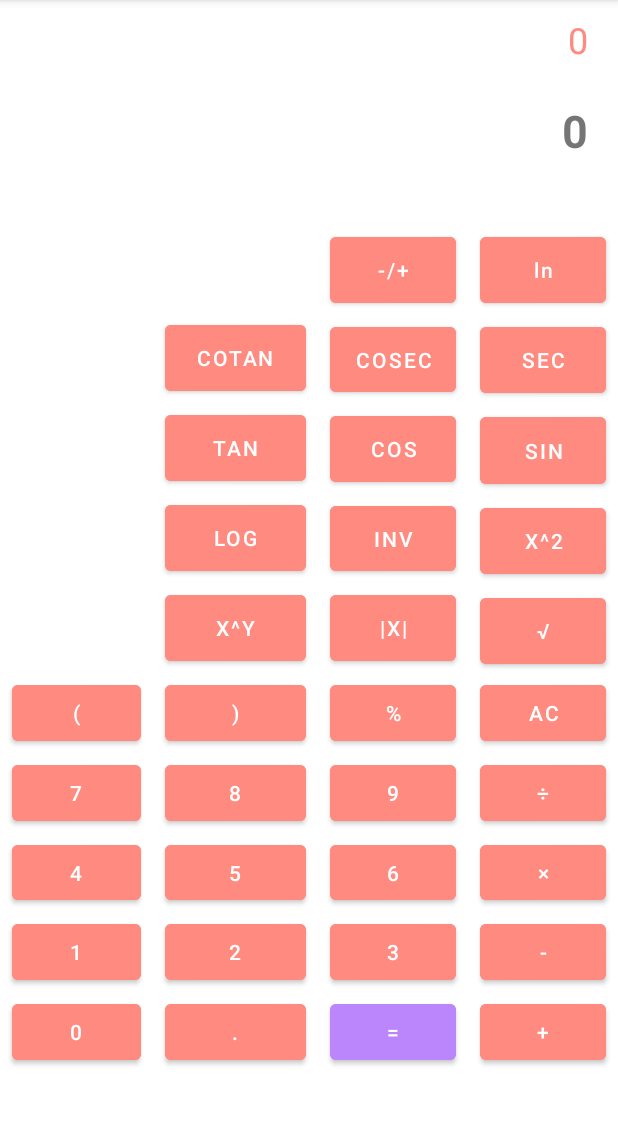
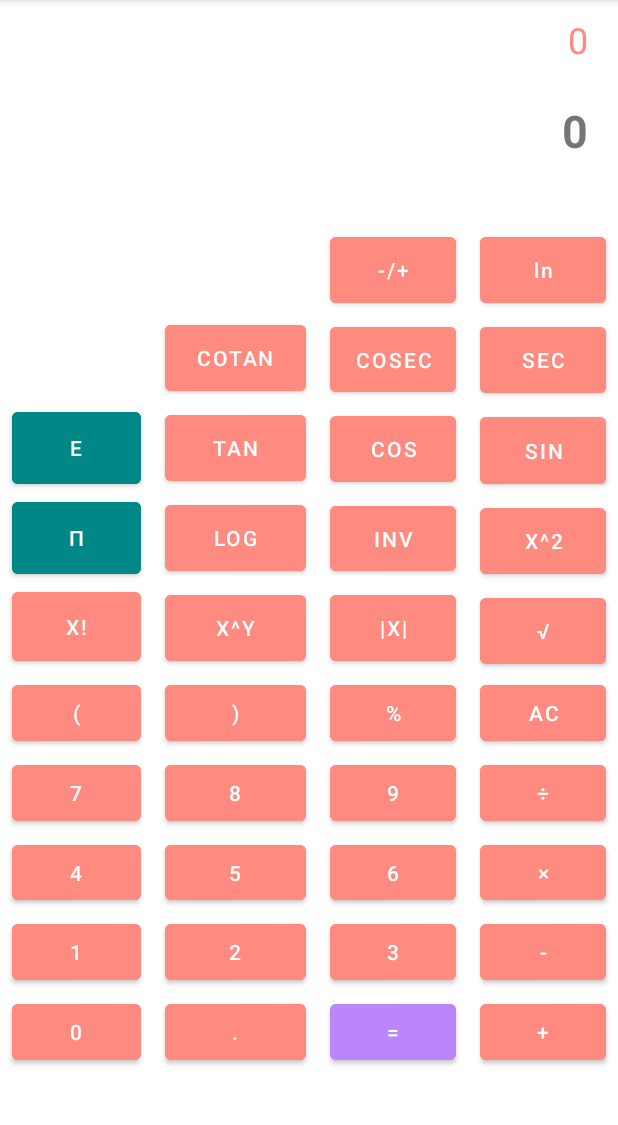
Before and after one commit to rmlz/AndroidSciCalculator, an Android app: the screen it shows after launch (MainActivity), on a phone screen of 412 x 824 dp, the part 84-1209 px from its top. Run offline under Robolectric (Android 15) with nearby library versions, the phone set to English and light mode, and no system bars.

Commit message:
add new parse function to formula parser - Substitute Pi and Euler

```diff
--- a/app/src/main/res/layout/activity_main.xml
+++ b/app/src/main/res/layout/activity_main.xml
@@ -373,8 +373,25 @@
         android:text="@string/math_pot"
         app:layout_constraintBottom_toTopOf="@+id/guideline8"
         app:layout_constraintEnd_toStartOf="@+id/guideline5"
+        app:layout_constraintHorizontal_bias="0.0"
         app:layout_constraintStart_toStartOf="@+id/guideline6"
         app:layout_constraintTop_toBottomOf="@+id/button_logarithm" />
+
+    <Button
+        android:id="@+id/button_potentiation2"
+        android:layout_width="0dp"
+        android:layout_height="0dp"
+        android:layout_marginStart="8dp"
+        android:layout_marginEnd="8dp"
+        android:layout_marginBottom="2dp"
+        android:backgroundTint="@color/red_100"
+        android:onClick="buttonClicked"
+        android:text="@string/factorial"
+        app:layout_constraintBottom_toTopOf="@+id/guideline8"
+        app:layout_constraintEnd_toStartOf="@+id/guideline6"
+        app:layout_constraintHorizontal_bias="0.0"
+        app:layout_constraintStart_toStartOf="parent"
+        app:layout_constraintTop_toBottomOf="@+id/button_logarithm2" />
 
     <Button
         android:id="@+id/button_inverse_value"
@@ -409,6 +426,21 @@
         app:layout_constraintTop_toBottomOf="@+id/button_tangent" />
 
     <Button
+        android:id="@+id/button_logarithm2"
+        android:layout_width="0dp"
+        android:layout_height="0dp"
+        android:layout_marginStart="8dp"
+        android:layout_marginEnd="8dp"
+        android:layout_marginBottom="2dp"
+        android:backgroundTint="@color/teal_700"
+        android:onClick="buttonClicked"
+        android:text="@string/pi"
+        app:layout_constraintBottom_toTopOf="@+id/button_potentiation"
+        app:layout_constraintEnd_toStartOf="@+id/guideline6"
+        app:layout_constraintStart_toStartOf="parent"
+        app:layout_constraintTop_toBottomOf="@+id/button_tangent2" />
+
+    <Button
         android:id="@+id/button_cosine"
         android:layout_width="0dp"
         android:layout_height="0dp"
@@ -438,6 +470,22 @@
         app:layout_constraintBottom_toTopOf="@+id/button_logarithm"
         app:layout_constraintEnd_toStartOf="@+id/guideline5"
         app:layout_constraintStart_toStartOf="@+id/guideline6"
+        app:layout_constraintTop_toBottomOf="@+id/button_cotangent" />
+
+    <Button
+        android:id="@+id/button_tangent2"
+        android:layout_width="0dp"
+        android:layout_height="0dp"
+        android:layout_marginStart="8dp"
+        android:layout_marginTop="2dp"
+        android:layout_marginEnd="8dp"
+        android:layout_marginBottom="2dp"
+        android:backgroundTint="@color/teal_700"
+        android:onClick="buttonClicked"
+        android:text="@string/euler"
+        app:layout_constraintBottom_toTopOf="@+id/button_logarithm"
+        app:layout_constraintEnd_toStartOf="@+id/guideline6"
+        app:layout_constraintStart_toStartOf="parent"
         app:layout_constraintTop_toBottomOf="@+id/button_cotangent" />
 
     <Button
```
Also changed, not shown: app/src/main/java/com/ramonbarros/scicalc/MainActivity.kt (+38 -4 lines).
